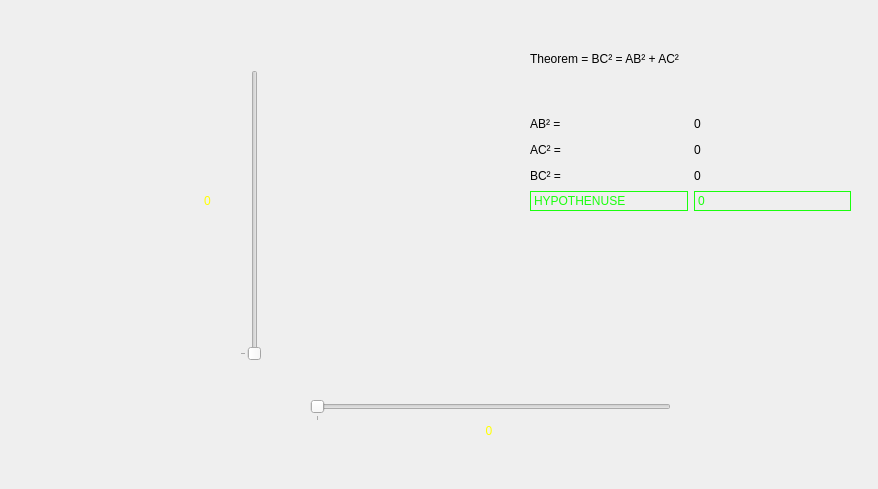
Old version of the form gui/pythagoras.ui in the repository vangeytedvg/YouTubeTutorials.
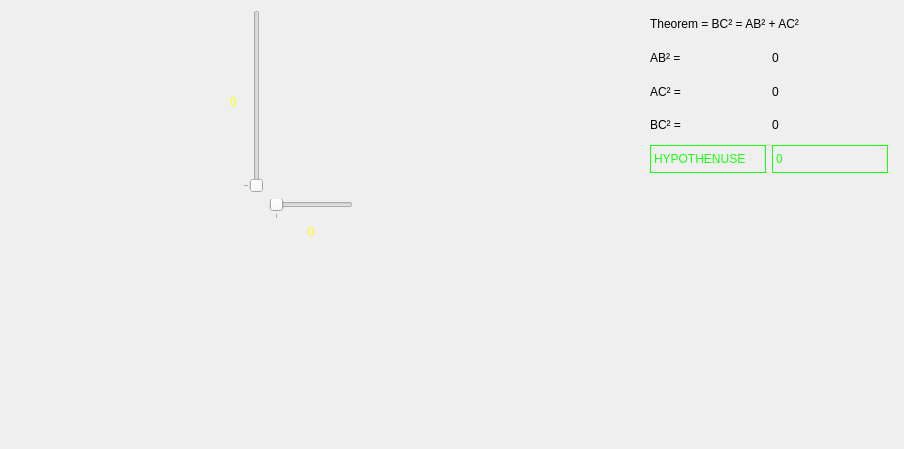
New version of the form. Icons and pictures are not drawn. Custom widgets are drawn as their Qt base class.

Commit message: Label worling

What changed in the file:
```diff
--- a/gui/pythagoras.ui
+++ b/gui/pythagoras.ui
@@ -6,44 +6,91 @@
    <rect>
     <x>0</x>
     <y>0</y>
-    <width>878</width>
-    <height>489</height>
+    <width>904</width>
+    <height>449</height>
    </rect>
   </property>
   <property name="windowTitle">
    <string>Pythagoras Theorem</string>
   </property>
-  <widget class="QSlider" name="slideAC">
+  <widget class="QLabel" name="lblPythagoras">
    <property name="geometry">
     <rect>
-     <x>240</x>
-     <y>70</y>
-     <width>21</width>
-     <height>291</height>
+     <x>10</x>
+     <y>10</y>
+     <width>201</width>
+     <height>250</height>
     </rect>
    </property>
-   <property name="maximum">
-    <number>10</number>
+   <property name="maximumSize">
+    <size>
+     <width>230</width>
+     <height>250</height>
+    </size>
    </property>
+   <property name="text">
+    <string/>
+   </property>
+   <property name="pixmap">
+    <pixmap resource="images.qrc">:/drawings/piet.png</pixmap>
+   </property>
+   <property name="scaledContents">
+    <bool>true</bool>
+   </property>
+  </widget>
+  <widget class="QWidget" name="layoutWidget">
+   <property name="geometry">
+    <rect>
+     <x>230</x>
+     <y>10</y>
+     <width>411</width>
+     <height>411</height>
+    </rect>
+   </property>
+   <layout class="QGridLayout" name="gridLayout_2">
+    <item row="0" column="0">
+     <widget class="QLabel" name="lblACvalue">
+      <property name="styleSheet">
+       <string notr="true">font: 75 14pt &quot;Noto Sans&quot;;
+color: rgb(255, 255, 0);</string>
+      </property>
+      <property name="text">
+       <string>0</string>
+      </property>
+      <property name="alignment">
+       <set>Qt::AlignCenter</set>
+      </property>
+     </widget>
+    </item>
+    <item row="5" column="2" colspan="2">
+     <widget class="QLabel" name="lblABvalue">
+      <property name="styleSheet">
+       <string notr="true">font: 75 14pt &quot;Noto Sans&quot;;
+color: rgb(255, 255, 0);</string>
+      </property>
+      <property name="text">
+       <string>0</string>
+      </property>
+      <property name="alignment">
+       <set>Qt::AlignCenter</set>
+      </property>
+     </widget>
+    </item>
+    <item row="6" column="2">
+     <spacer name="verticalSpacer">
    <property name="orientation">
     <enum>Qt::Vertical</enum>
    </property>
-   <property name="tickPosition">
-    <enum>QSlider::TicksAbove</enum>
-   </property>
-   <property name="tickInterval">
-    <number>50</number>
-   </property>
-  </widget>
+      <property name="sizeHint" stdset="0">
+       <size>
+        <width>20</width>
+        <height>40</height>
+       </size>
+      </property>
+     </spacer>
+    </item>
+    <item row="3" column="2" rowspan="2" colspan="2">
   <widget class="QSlider" name="slideAB">
-   <property name="geometry">
-    <rect>
-     <x>310</x>
-     <y>400</y>
-     <width>361</width>
-     <height>21</height>
-    </rect>
-   </property>
    <property name="maximum">
     <number>20</number>
    </property>
@@ -57,14 +104,43 @@
     <number>50</number>
    </property>
   </widget>
+    </item>
+    <item row="0" column="1">
+     <widget class="QSlider" name="slideAC">
+      <property name="maximum">
+       <number>10</number>
+      </property>
+      <property name="orientation">
+       <enum>Qt::Vertical</enum>
+      </property>
+      <property name="tickPosition">
+       <enum>QSlider::TicksAbove</enum>
+      </property>
+      <property name="tickInterval">
+       <number>50</number>
+      </property>
+     </widget>
+    </item>
+    <item row="0" column="4">
+     <spacer name="horizontalSpacer">
+      <property name="orientation">
+       <enum>Qt::Horizontal</enum>
+      </property>
+      <property name="sizeHint" stdset="0">
+       <size>
+        <width>40</width>
+        <height>20</height>
+       </size>
+      </property>
+     </spacer>
+    </item>
+    <item row="0" column="2" colspan="2">
   <widget class="QLabel" name="lblImageTriangle">
-   <property name="geometry">
-    <rect>
-     <x>260</x>
-     <y>20</y>
-     <width>431</width>
-     <height>371</height>
-    </rect>
+      <property name="maximumSize">
+       <size>
+        <width>300</width>
+        <height>300</height>
+       </size>
    </property>
    <property name="text">
     <string/>
@@ -76,95 +152,20 @@
     <bool>true</bool>
    </property>
   </widget>
-  <widget class="QLabel" name="lblABvalue">
-   <property name="geometry">
-    <rect>
-     <x>460</x>
-     <y>420</y>
-     <width>58</width>
-     <height>21</height>
-    </rect>
-   </property>
-   <property name="styleSheet">
-    <string notr="true">font: 75 14pt &quot;Noto Sans&quot;;
-color: rgb(255, 255, 0);</string>
-   </property>
-   <property name="text">
-    <string>0</string>
-   </property>
-   <property name="alignment">
-    <set>Qt::AlignCenter</set>
-   </property>
+    </item>
+   </layout>
   </widget>
-  <widget class="QLabel" name="lblACvalue">
+  <widget class="QWidget" name="layoutWidget">
    <property name="geometry">
     <rect>
-     <x>177</x>
-     <y>190</y>
-     <width>61</width>
-     <height>21</height>
-    </rect>
-   </property>
-   <property name="styleSheet">
-    <string notr="true">font: 75 14pt &quot;Noto Sans&quot;;
-color: rgb(255, 255, 0);</string>
-   </property>
-   <property name="text">
-    <string>0</string>
-   </property>
-   <property name="alignment">
-    <set>Qt::AlignCenter</set>
-   </property>
-  </widget>
-  <widget class="QLabel" name="lblPiet">
-   <property name="geometry">
-    <rect>
-     <x>20</x>
-     <y>20</y>
-     <width>151</width>
-     <height>231</height>
-    </rect>
-   </property>
-   <property name="text">
-    <string/>
-   </property>
-   <property name="pixmap">
-    <pixmap>:/drawings/piet.jpg</pixmap>
-   </property>
-   <property name="scaledContents">
-    <bool>true</bool>
-   </property>
-  </widget>
-  <widget class="QLabel" name="lblPythagoras">
-   <property name="geometry">
-    <rect>
-     <x>20</x>
-     <y>30</y>
-     <width>171</width>
-     <height>231</height>
-    </rect>
-   </property>
-   <property name="text">
-    <string/>
-   </property>
-   <property name="pixmap">
-    <pixmap resource="images.qrc">:/drawings/piet.png</pixmap>
-   </property>
-   <property name="scaledContents">
-    <bool>true</bool>
-   </property>
-  </widget>
-  <widget class="QWidget" name="">
-   <property name="geometry">
-    <rect>
-     <x>530</x>
+     <x>650</x>
      <y>10</y>
-     <width>321</width>
-     <height>201</height>
+     <width>238</width>
+     <height>163</height>
     </rect>
    </property>
-   <layout class="QGridLayout" name="gridLayout_2">
-    <item row="0" column="0">
+   <layout class="QGridLayout" name="gridLayout">
+    <item row="0" column="0" colspan="2">
      <widget class="QLabel" name="label">
       <property name="styleSheet">
        <string notr="true">font: 75 14pt &quot;Noto Sans&quot;;</string>
@@ -175,28 +176,6 @@
      </widget>
     </item>
     <item row="1" column="0">
-     <layout class="QGridLayout" name="gridLayout">
-      <item row="1" column="1">
-       <widget class="QLabel" name="lblACsquared">
-        <property name="styleSheet">
-         <string notr="true">font: 75 14pt &quot;Noto Sans&quot;;</string>
-        </property>
-        <property name="text">
-         <string>0</string>
-        </property>
-       </widget>
-      </item>
-      <item row="0" column="1">
-       <widget class="QLabel" name="lblABsquared">
-        <property name="styleSheet">
-         <string notr="true">font: 75 14pt &quot;Noto Sans&quot;;</string>
-        </property>
-        <property name="text">
-         <string>0</string>
-        </property>
-       </widget>
-      </item>
-      <item row="0" column="0">
        <widget class="QLabel" name="labelAB">
         <property name="styleSheet">
          <string notr="true">font: 75 14pt &quot;Noto Sans&quot;;</string>
@@ -206,8 +185,8 @@
         </property>
        </widget>
       </item>
-      <item row="2" column="1">
-       <widget class="QLabel" name="lblBCsquared">
+    <item row="1" column="1">
+     <widget class="QLabel" name="lblABsquared">
         <property name="styleSheet">
          <string notr="true">font: 75 14pt &quot;Noto Sans&quot;;</string>
         </property>
@@ -217,16 +196,6 @@
        </widget>
       </item>
       <item row="2" column="0">
-       <widget class="QLabel" name="label_2">
-        <property name="styleSheet">
-         <string notr="true">font: 75 14pt &quot;Noto Sans&quot;;</string>
-        </property>
-        <property name="text">
-         <string>BC² =</string>
-        </property>
-       </widget>
-      </item>
-      <item row="1" column="0">
        <widget class="QLabel" name="lblAC">
         <property name="styleSheet">
          <string notr="true">font: 75 14pt &quot;Noto Sans&quot;;</string>
@@ -236,7 +205,37 @@
         </property>
        </widget>
       </item>
+    <item row="2" column="1">
+     <widget class="QLabel" name="lblACsquared">
+      <property name="styleSheet">
+       <string notr="true">font: 75 14pt &quot;Noto Sans&quot;;</string>
+      </property>
+      <property name="text">
+       <string>0</string>
+      </property>
+     </widget>
+    </item>
       <item row="3" column="0">
+     <widget class="QLabel" name="label_2">
+      <property name="styleSheet">
+       <string notr="true">font: 75 14pt &quot;Noto Sans&quot;;</string>
+      </property>
+      <property name="text">
+       <string>BC² =</string>
+      </property>
+     </widget>
+    </item>
+    <item row="3" column="1">
+     <widget class="QLabel" name="lblBCsquared">
+      <property name="styleSheet">
+       <string notr="true">font: 75 14pt &quot;Noto Sans&quot;;</string>
+      </property>
+      <property name="text">
+       <string>0</string>
+      </property>
+     </widget>
+    </item>
+    <item row="4" column="0">
        <widget class="QLabel" name="label_3">
         <property name="styleSheet">
          <string notr="true">color: rgb(26, 255, 14);
@@ -251,7 +250,7 @@
         </property>
        </widget>
       </item>
-      <item row="3" column="1">
+    <item row="4" column="1">
        <widget class="QLabel" name="lblHypothenuse">
         <property name="styleSheet">
          <string notr="true">color: rgb(26, 255, 14);
@@ -266,10 +265,26 @@
        </widget>
       </item>
      </layout>
-    </item>
-   </layout>
   </widget>
- </widget>
+  <widget class="RotatedQLabel" name="lblRotate" native="true">
+   <property name="geometry">
+    <rect>
+     <x>720</x>
+     <y>200</y>
+     <width>71</width>
+     <height>231</height>
+    </rect>
+   </property>
+  </widget>
+ </widget>
+ <customwidgets>
+  <customwidget>
+   <class>RotatedQLabel</class>
+   <extends>QWidget</extends>
+   <header>RotatedQLabel</header>
+   <container>1</container>
+  </customwidget>
+ </customwidgets>
  <resources>
   <include location="images.qrc"/>
  </resources>
```
Lines whose indentation alone changed are shown as unchanged. The commit also changes 15 other files.
